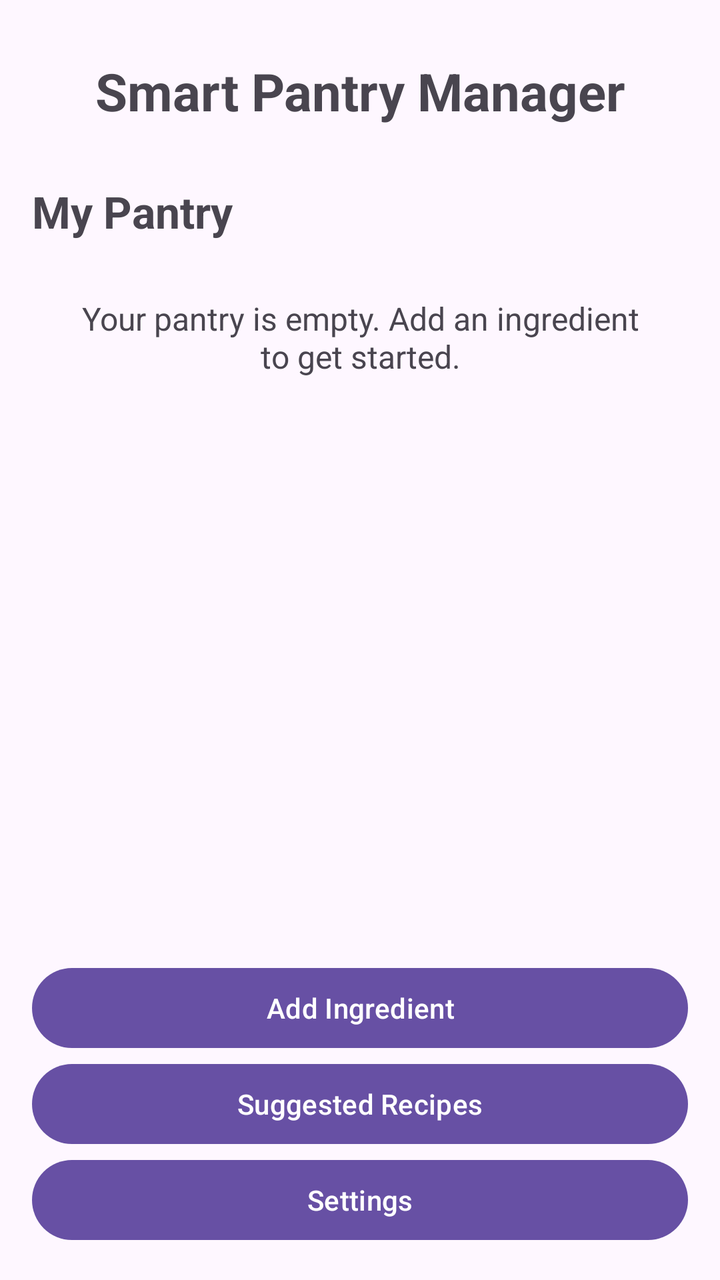
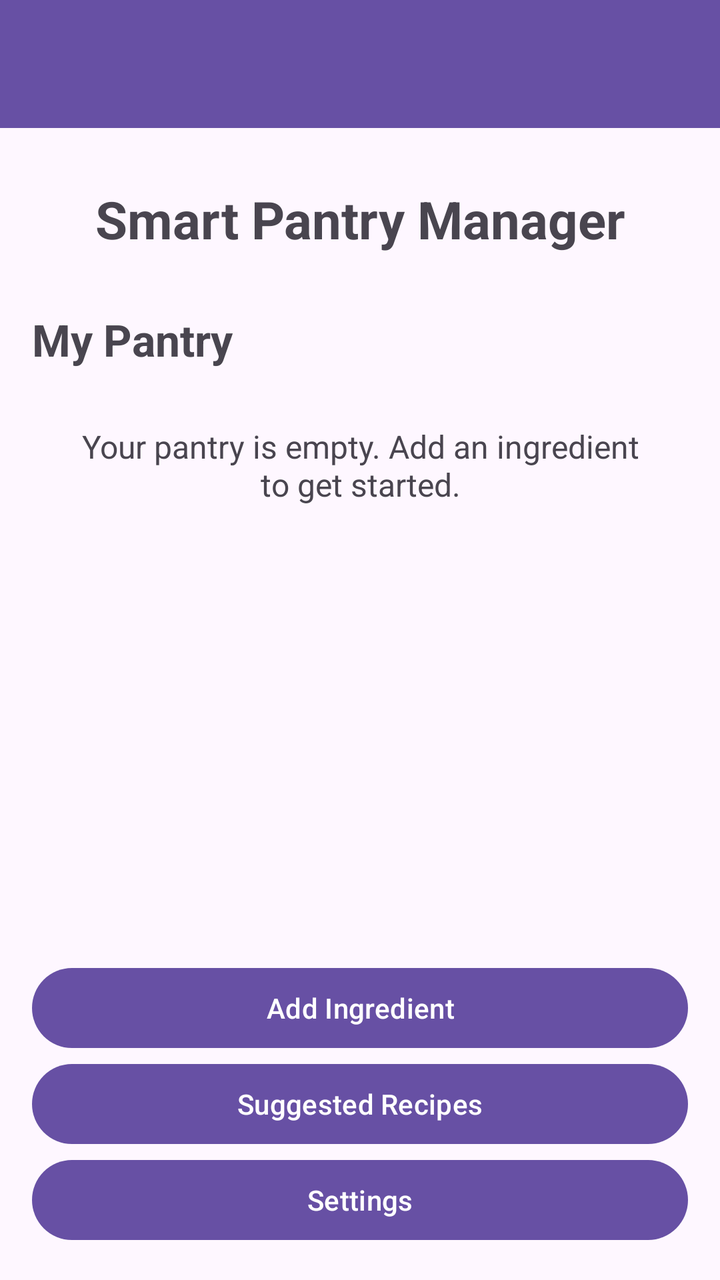

Two renders of the same Android screen: before a commit and after it. Below are the layout's source before the change and the commit's diff.
<!-- AndroidManifest.xml: application theme Theme.SmartPantryManager -->
<!-- res/layout/activity_main.xml -->
<?xml version="1.0" encoding="utf-8"?>
<LinearLayout xmlns:android="http://schemas.android.com/apk/res/android"
    android:layout_width="match_parent"
    android:layout_height="match_parent"
    android:orientation="vertical"
    android:padding="16dp">

    <TextView
        android:id="@+id/txtTitle"
        android:layout_width="match_parent"
        android:layout_height="wrap_content"
        android:text="Smart Pantry Manager"
        android:textSize="26sp"
        android:textStyle="bold"
        android:gravity="center"
        android:padding="12dp" />

    <TextView
        android:layout_width="match_parent"
        android:layout_height="wrap_content"
        android:text="My Pantry"
        android:textSize="22sp"
        android:textStyle="bold"
        android:paddingTop="16dp"
        android:paddingBottom="8dp" />

    <TextView
        android:id="@+id/txtEmptyPantry"
        android:layout_width="match_parent"
        android:layout_height="wrap_content"
        android:text="Your pantry is empty. Add an ingredient to get started."
        android:textSize="16sp"
        android:gravity="center"
        android:padding="20dp" />

    <ListView
        android:id="@+id/listPantry"
        android:layout_width="match_parent"
        android:layout_height="0dp"
        android:layout_weight="1" />

    <Button
        android:id="@+id/btnAddIngredient"
        android:layout_width="match_parent"
        android:layout_height="wrap_content"
        android:text="Add Ingredient" />

    <Button
        android:id="@+id/btnSuggestedRecipes"
        android:layout_width="match_parent"
        android:layout_height="wrap_content"
        android:text="Suggested Recipes" />

    <Button
        android:id="@+id/btnSettings"
        android:layout_width="match_parent"
        android:layout_height="wrap_content"
        android:text="Settings" />

</LinearLayout>
<!-- resources referenced by this layout -->
<resources>
  <style name="Theme.SmartPantryManager" parent="Base.Theme.SmartPantryManager" />
  <style name="Base.Theme.SmartPantryManager" parent="Theme.Material3.DayNight.NoActionBar">
          
          
      </style>
</resources>

<!-- the commit's change to res/layout/activity_main.xml (unified diff, before → after) -->
@@ -2,59 +2,85 @@
 <LinearLayout xmlns:android="http://schemas.android.com/apk/res/android"
     android:layout_width="match_parent"
     android:layout_height="match_parent"
-    android:orientation="vertical"
-    android:padding="16dp">
+    android:orientation="vertical">
 
-    <TextView
-        android:id="@+id/txtTitle"
+    
+    
+    
+
+    <androidx.appcompat.widget.Toolbar
+        android:id="@+id/toolbar"
         android:layout_width="match_parent"
-        android:layout_height="wrap_content"
-        android:text="Smart Pantry Manager"
-        android:textSize="26sp"
-        android:textStyle="bold"
-        android:gravity="center"
-        android:padding="12dp" />
+        android:layout_height="?attr/actionBarSize"
+        android:background="?attr/colorPrimary"
+        android:elevation="4dp"
+        android:theme="@style/ThemeOverlay.AppCompat.Dark.ActionBar"
+        android:popupTheme="@style/ThemeOverlay.AppCompat.Light" />
 
-    <TextView
-        android:layout_width="match_parent"
-        android:layout_height="wrap_content"
-        android:text="My Pantry"
-        android:textSize="22sp"
-        android:textStyle="bold"
-        android:paddingTop="16dp"
-        android:paddingBottom="8dp" />
 
-    <TextView
-        android:id="@+id/txtEmptyPantry"
-        android:layout_width="match_parent"
-        android:layout_height="wrap_content"
-        android:text="Your pantry is empty. Add an ingredient to get started."
-        android:textSize="16sp"
-        android:gravity="center"
-        android:padding="20dp" />
+    
+    
+    
 
-    <ListView
-        android:id="@+id/listPantry"
+    <LinearLayout
         android:layout_width="match_parent"
         android:layout_height="0dp"
-        android:layout_weight="1" />
+        android:layout_weight="1"
+        android:orientation="vertical"
+        android:padding="16dp">
 
-    <Button
-        android:id="@+id/btnAddIngredient"
-        android:layout_width="match_parent"
-        android:layout_height="wrap_content"
-        android:text="Add Ingredient" />
+        <TextView
+            android:id="@+id/txtTitle"
+            android:layout_width="match_parent"
+            android:layout_height="wrap_content"
+            android:text="Smart Pantry Manager"
+            android:textSize="26sp"
+            android:textStyle="bold"
+            android:gravity="center"
+            android:padding="12dp" />
 
-    <Button
-        android:id="@+id/btnSuggestedRecipes"
-        android:layout_width="match_parent"
-        android:layout_height="wrap_content"
-        android:text="Suggested Recipes" />
+        <TextView
+            android:layout_width="match_parent"
+            android:layout_height="wrap_content"
+            android:text="My Pantry"
+            android:textSize="22sp"
+            android:textStyle="bold"
+            android:paddingTop="16dp"
+            android:paddingBottom="8dp" />
 
-    <Button
-        android:id="@+id/btnSettings"
-        android:layout_width="match_parent"
-        android:layout_height="wrap_content"
-        android:text="Settings" />
+        <TextView
+            android:id="@+id/txtEmptyPantry"
+            android:layout_width="match_parent"
+            android:layout_height="wrap_content"
+            android:text="Your pantry is empty. Add an ingredient to get started."
+            android:textSize="16sp"
+            android:gravity="center"
+            android:padding="20dp" />
+
+        <ListView
+            android:id="@+id/listPantry"
+            android:layout_width="match_parent"
+            android:layout_height="0dp"
+            android:layout_weight="1" />
+
+        <Button
+            android:id="@+id/btnAddIngredient"
+            android:layout_width="match_parent"
+            android:layout_height="wrap_content"
+            android:text="Add Ingredient" />
+
+        <Button
+            android:id="@+id/btnSuggestedRecipes"
+            android:layout_width="match_parent"
+            android:layout_height="wrap_content"
+            android:text="Suggested Recipes" />
+
+        <Button
+            android:id="@+id/btnSettings"
+            android:layout_width="match_parent"
+            android:layout_height="wrap_content"
+            android:text="Settings" />
+
+    </LinearLayout>
 
 </LinearLayout>
